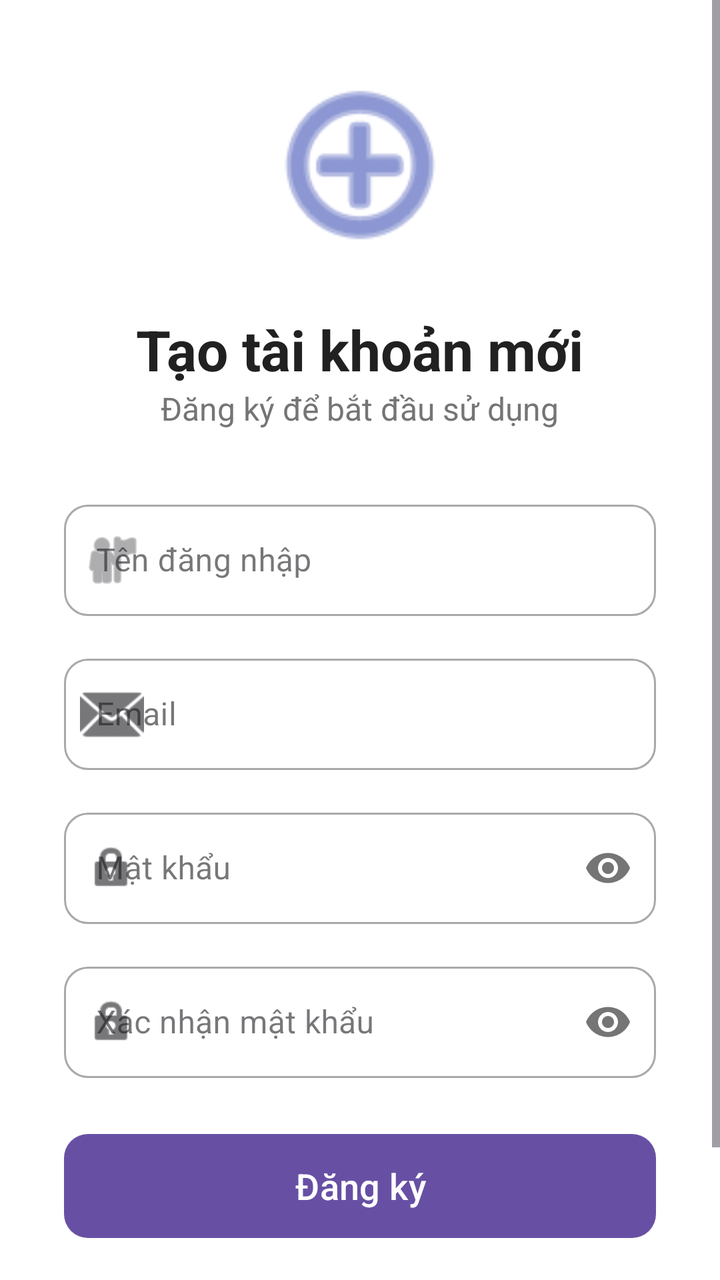
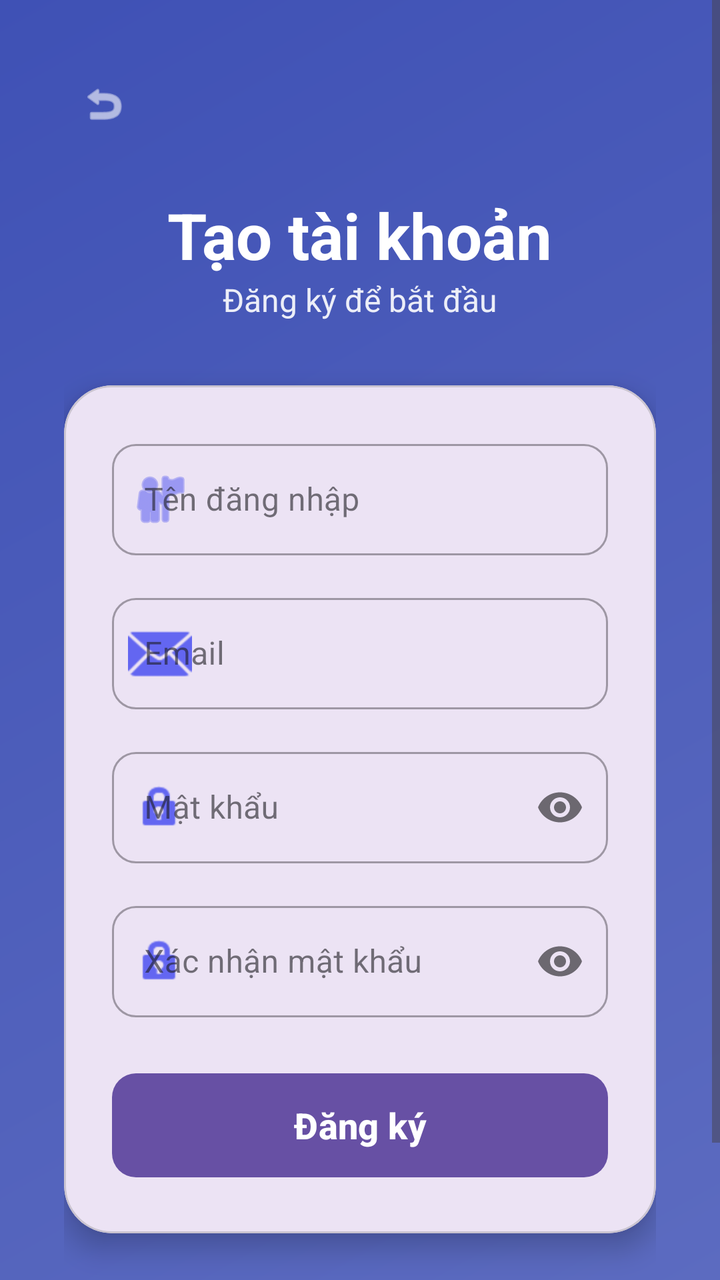

Two renders of the same Android screen: before a commit and after it. Below are the layout's source before the change and the commit's diff.
<!-- AndroidManifest.xml: application theme Theme.BTL -->
<!-- res/layout/activity_register.xml -->
<?xml version="1.0" encoding="utf-8"?>
<ScrollView xmlns:android="http://schemas.android.com/apk/res/android"
    xmlns:app="http://schemas.android.com/apk/res-auto"
    android:layout_width="match_parent"
    android:layout_height="match_parent"
    android:background="#FFFFFF"
    android:fillViewport="true">

    <LinearLayout
        android:layout_width="match_parent"
        android:layout_height="wrap_content"
        android:gravity="center"
        android:orientation="vertical"
        android:padding="32dp">

        <ImageView
            android:layout_width="100dp"
            android:layout_height="100dp"
            android:layout_marginBottom="24dp"
            android:src="@android:drawable/ic_menu_add"
            app:tint="#3F51B5" />

        <TextView
            android:layout_width="wrap_content"
            android:layout_height="wrap_content"
            android:text="Tạo tài khoản mới"
            android:textColor="#212121"
            android:textSize="28sp"
            android:textStyle="bold" />

        <TextView
            android:layout_width="wrap_content"
            android:layout_height="wrap_content"
            android:layout_marginBottom="32dp"
            android:text="Đăng ký để bắt đầu sử dụng"
            android:textColor="#757575"
            android:textSize="16sp" />

        <com.google.android.material.textfield.TextInputLayout
            style="@style/Widget.MaterialComponents.TextInputLayout.OutlinedBox"
            android:layout_width="match_parent"
            android:layout_height="wrap_content"
            android:layout_marginBottom="16dp"
            android:hint="Tên đăng nhập"
            app:boxCornerRadiusBottomEnd="12dp"
            app:boxCornerRadiusBottomStart="12dp"
            app:boxCornerRadiusTopEnd="12dp"
            app:boxCornerRadiusTopStart="12dp"
            app:startIconDrawable="@android:drawable/ic_menu_myplaces">

            <com.google.android.material.textfield.TextInputEditText
                android:id="@+id/etRegUsername"
                android:layout_width="match_parent"
                android:layout_height="wrap_content"
                android:inputType="text" />
        </com.google.android.material.textfield.TextInputLayout>

        <com.google.android.material.textfield.TextInputLayout
            style="@style/Widget.MaterialComponents.TextInputLayout.OutlinedBox"
            android:layout_width="match_parent"
            android:layout_height="wrap_content"
            android:layout_marginBottom="16dp"
            android:hint="Email"
            app:boxCornerRadiusBottomEnd="12dp"
            app:boxCornerRadiusBottomStart="12dp"
            app:boxCornerRadiusTopEnd="12dp"
            app:boxCornerRadiusTopStart="12dp"
            app:startIconDrawable="@android:drawable/ic_dialog_email">

            <com.google.android.material.textfield.TextInputEditText
                android:id="@+id/etRegEmail"
                android:layout_width="match_parent"
                android:layout_height="wrap_content"
                android:inputType="textEmailAddress" />
        </com.google.android.material.textfield.TextInputLayout>

        <com.google.android.material.textfield.TextInputLayout
            style="@style/Widget.MaterialComponents.TextInputLayout.OutlinedBox"
            android:layout_width="match_parent"
            android:layout_height="wrap_content"
            android:layout_marginBottom="16dp"
            android:hint="Mật khẩu"
            app:boxCornerRadiusBottomEnd="12dp"
            app:boxCornerRadiusBottomStart="12dp"
            app:boxCornerRadiusTopEnd="12dp"
            app:boxCornerRadiusTopStart="12dp"
            app:passwordToggleEnabled="true"
            app:startIconDrawable="@android:drawable/ic_lock_idle_lock">

            <com.google.android.material.textfield.TextInputEditText
                android:id="@+id/etRegPassword"
                android:layout_width="match_parent"
                android:layout_height="wrap_content"
                android:inputType="textPassword" />
        </com.google.android.material.textfield.TextInputLayout>

        <com.google.android.material.textfield.TextInputLayout
            style="@style/Widget.MaterialComponents.TextInputLayout.OutlinedBox"
            android:layout_width="match_parent"
            android:layout_height="wrap_content"
            android:layout_marginBottom="24dp"
            android:hint="Xác nhận mật khẩu"
            app:boxCornerRadiusBottomEnd="12dp"
            app:boxCornerRadiusBottomStart="12dp"
            app:boxCornerRadiusTopEnd="12dp"
            app:boxCornerRadiusTopStart="12dp"
            app:passwordToggleEnabled="true"
            app:startIconDrawable="@android:drawable/ic_lock_idle_lock">

            <com.google.android.material.textfield.TextInputEditText
                android:id="@+id/etRegConfirmPassword"
                android:layout_width="match_parent"
                android:layout_height="wrap_content"
                android:inputType="textPassword" />
        </com.google.android.material.textfield.TextInputLayout>

        <com.google.android.material.button.MaterialButton
            android:id="@+id/btnRegister"
            android:layout_width="match_parent"
            android:layout_height="60dp"
            android:text="Đăng ký"
            android:textAllCaps="false"
            android:textSize="18sp"
            app:cornerRadius="12dp" />

        <TextView
            android:id="@+id/tvBackToLogin"
            android:layout_width="wrap_content"
            android:layout_height="wrap_content"
            android:layout_marginTop="24dp"
            android:padding="8dp"
            android:text="Đã có tài khoản? Đăng nhập"
            android:textColor="#3F51B5"
            android:textSize="14sp"
            android:textStyle="bold" />

    </LinearLayout>
</ScrollView>
<!-- resources referenced by this layout -->
<resources>
  <style name="Theme.BTL" parent="Base.Theme.BTL" />
  <style name="Base.Theme.BTL" parent="Theme.Material3.DayNight.NoActionBar">
          
          
      </style>
</resources>

<!-- the commit's change to res/layout/activity_register.xml (unified diff, before → after) -->
@@ -3,7 +3,7 @@
     xmlns:app="http://schemas.android.com/apk/res-auto"
     android:layout_width="match_parent"
     android:layout_height="match_parent"
-    android:background="#FFFFFF"
+    android:background="@drawable/gradient_background"
     android:fillViewport="true">
 
     <LinearLayout
@@ -13,125 +13,158 @@
         android:orientation="vertical"
         android:padding="32dp">
 
-        <ImageView
-            android:layout_width="100dp"
-            android:layout_height="100dp"
+        
+        <LinearLayout
+            android:layout_width="match_parent"
+            android:layout_height="wrap_content"
             android:layout_marginBottom="24dp"
-            android:src="@android:drawable/ic_menu_add"
-            app:tint="#3F51B5" />
+            android:gravity="start">
 
+            <ImageView
+                android:id="@+id/ivBackToLogin"
+                android:layout_width="40dp"
+                android:layout_height="40dp"
+                android:background="?attr/selectableItemBackgroundBorderless"
+                android:padding="8dp"
+                android:src="@android:drawable/ic_menu_revert"
+                app:tint="@android:color/white" />
+        </LinearLayout>
+
+        
         <TextView
             android:layout_width="wrap_content"
             android:layout_height="wrap_content"
-            android:text="Tạo tài khoản mới"
-            android:textColor="#212121"
-            android:textSize="28sp"
+            android:text="Tạo tài khoản"
+            android:textColor="@android:color/white"
+            android:textSize="32sp"
             android:textStyle="bold" />
 
         <TextView
             android:layout_width="wrap_content"
             android:layout_height="wrap_content"
             android:layout_marginBottom="32dp"
-            android:text="Đăng ký để bắt đầu sử dụng"
-            android:textColor="#757575"
+            android:text="Đăng ký để bắt đầu"
+            android:textColor="@android:color/white"
+            android:alpha="0.9"
             android:textSize="16sp" />
 
-        <com.google.android.material.textfield.TextInputLayout
-            style="@style/Widget.MaterialComponents.TextInputLayout.OutlinedBox"
+        
+        <com.google.android.material.card.MaterialCardView
             android:layout_width="match_parent"
             android:layout_height="wrap_content"
-            android:layout_marginBottom="16dp"
-            android:hint="Tên đăng nhập"
-            app:boxCornerRadiusBottomEnd="12dp"
-            app:boxCornerRadiusBottomStart="12dp"
-            app:boxCornerRadiusTopEnd="12dp"
-            app:boxCornerRadiusTopStart="12dp"
-            app:startIconDrawable="@android:drawable/ic_menu_myplaces">
+            app:cardCornerRadius="24dp"
+            app:cardElevation="8dp">
 
-            <com.google.android.material.textfield.TextInputEditText
-                android:id="@+id/etRegUsername"
+            <LinearLayout
                 android:layout_width="match_parent"
                 android:layout_height="wrap_content"
-                android:inputType="text" />
-        </com.google.android.material.textfield.TextInputLayout>
+                android:orientation="vertical"
+                android:padding="24dp">
 
-        <com.google.android.material.textfield.TextInputLayout
-            style="@style/Widget.MaterialComponents.TextInputLayout.OutlinedBox"
-            android:layout_width="match_parent"
-            android:layout_height="wrap_content"
-            android:layout_marginBottom="16dp"
-            android:hint="Email"
-            app:boxCornerRadiusBottomEnd="12dp"
-            app:boxCornerRadiusBottomStart="12dp"
-            app:boxCornerRadiusTopEnd="12dp"
-            app:boxCornerRadiusTopStart="12dp"
-            app:startIconDrawable="@android:drawable/ic_dialog_email">
+                <com.google.android.material.textfield.TextInputLayout
+                    style="@style/Widget.MaterialComponents.TextInputLayout.OutlinedBox"
+                    android:layout_width="match_parent"
+                    android:layout_height="wrap_content"
+                    android:layout_marginBottom="16dp"
+                    android:hint="Tên đăng nhập"
+                    app:boxCornerRadiusBottomEnd="12dp"
+                    app:boxCornerRadiusBottomStart="12dp"
+                    app:boxCornerRadiusTopEnd="12dp"
+                    app:boxCornerRadiusTopStart="12dp"
+                    app:startIconDrawable="@android:drawable/ic_menu_myplaces"
+                    app:startIconTint="@color/primary">
 
-            <com.google.android.material.textfield.TextInputEditText
-                android:id="@+id/etRegEmail"
-                android:layout_width="match_parent"
-                android:layout_height="wrap_content"
-                android:inputType="textEmailAddress" />
-        </com.google.android.material.textfield.TextInputLayout>
+                    <com.google.android.material.textfield.TextInputEditText
+                        android:id="@+id/etRegUsername"
+                        android:layout_width="match_parent"
+                        android:layout_height="wrap_content"
+                        android:inputType="text" />
+                </com.google.android.material.textfield.TextInputLayout>
 
-        <com.google.android.material.textfield.TextInputLayout
-            style="@style/Widget.MaterialComponents.TextInputLayout.OutlinedBox"
-            android:layout_width="match_parent"
-            android:layout_height="wrap_content"
-            android:layout_marginBottom="16dp"
-            android:hint="Mật khẩu"
-            app:boxCornerRadiusBottomEnd="12dp"
-            app:boxCornerRadiusBottomStart="12dp"
-            app:boxCornerRadiusTopEnd="12dp"
-            app:boxCornerRadiusTopStart="12dp"
-            app:passwordToggleEnabled="true"
-            app:startIconDrawable="@android:drawable/ic_lock_idle_lock">
+                <com.google.android.material.textfield.TextInputLayout
+                    style="@style/Widget.MaterialComponents.TextInputLayout.OutlinedBox"
+                    android:layout_width="match_parent"
+                    android:layout_height="wrap_content"
+                    android:layout_marginBottom="16dp"
+                    android:hint="Email"
+                    app:boxCornerRadiusBottomEnd="12dp"
+                    app:boxCornerRadiusBottomStart="12dp"
+                    app:boxCornerRadiusTopEnd="12dp"
+                    app:boxCornerRadiusTopStart="12dp"
+                    app:startIconDrawable="@android:drawable/ic_dialog_email"
+                    app:startIconTint="@color/primary">
 
-            <com.google.android.material.textfield.TextInputEditText
-                android:id="@+id/etRegPassword"
-                android:layout_width="match_parent"
-                android:layout_height="wrap_content"
-                android:inputType="textPassword" />
-        </com.google.android.material.textfield.TextInputLayout>
+                    <com.google.android.material.textfield.TextInputEditText
+                        android:id="@+id/etRegEmail"
+                        android:layout_width="match_parent"
+                        android:layout_height="wrap_content"
+                        android:inputType="textEmailAddress" />
+                </com.google.android.material.textfield.TextInputLayout>
 
-        <com.google.android.material.textfield.TextInputLayout
-            style="@style/Widget.MaterialComponents.TextInputLayout.OutlinedBox"
-            android:layout_width="match_parent"
-            android:layout_height="wrap_content"
-            android:layout_marginBottom="24dp"
-            android:hint="Xác nhận mật khẩu"
-            app:boxCornerRadiusBottomEnd="12dp"
-            app:boxCornerRadiusBottomStart="12dp"
-            app:boxCornerRadiusTopEnd="12dp"
-            app:boxCornerRadiusTopStart="12dp"
-            app:passwordToggleEnabled="true"
-            app:startIconDrawable="@android:drawable/ic_lock_idle_lock">
+                <com.google.android.material.textfield.TextInputLayout
+                    style="@style/Widget.MaterialComponents.TextInputLayout.OutlinedBox"
+                    android:layout_width="match_parent"
+                    android:layout_height="wrap_content"
+                    android:layout_marginBottom="16dp"
+                    android:hint="Mật khẩu"
+                    app:boxCornerRadiusBottomEnd="12dp"
+                    app:boxCornerRadiusBottomStart="12dp"
+                    app:boxCornerRadiusTopEnd="12dp"
+                    app:boxCornerRadiusTopStart="12dp"
+                    app:passwordToggleEnabled="true"
+                    app:startIconDrawable="@android:drawable/ic_lock_idle_lock"
+                    app:startIconTint="@color/primary">
 
-            <com.google.android.material.textfield.TextInputEditText
-                android:id="@+id/etRegConfirmPassword"
-                android:layout_width="match_parent"
-                android:layout_height="wrap_content"
-                android:inputType="textPassword" />
-        </com.google.android.material.textfield.TextInputLayout>
+                    <com.google.android.material.textfield.TextInputEditText
+                        android:id="@+id/etRegPassword"
+                        android:layout_width="match_parent"
+                        android:layout_height="wrap_content"
+                        android:inputType="textPassword" />
+                </com.google.android.material.textfield.TextInputLayout>
 
-        <com.google.android.material.button.MaterialButton
-            android:id="@+id/btnRegister"
-            android:layout_width="match_parent"
-            android:layout_height="60dp"
-            android:text="Đăng ký"
-            android:textAllCaps="false"
-            android:textSize="18sp"
-            app:cornerRadius="12dp" />
+                <com.google.android.material.textfield.TextInputLayout
+                    style="@style/Widget.MaterialComponents.TextInputLayout.OutlinedBox"
+                    android:layout_width="match_parent"
+                    android:layout_height="wrap_content"
+                    android:layout_marginBottom="24dp"
+                    android:hint="Xác nhận mật khẩu"
+                    app:boxCornerRadiusBottomEnd="12dp"
+                    app:boxCornerRadiusBottomStart="12dp"
+                    app:boxCornerRadiusTopEnd="12dp"
+                    app:boxCornerRadiusTopStart="12dp"
+                    app:passwordToggleEnabled="true"
+                    app:startIconDrawable="@android:drawable/ic_lock_idle_lock"
+                    app:startIconTint="@color/primary">
+
+                    <com.google.android.material.textfield.TextInputEditText
+                        android:id="@+id/etRegConfirmPassword"
+                        android:layout_width="match_parent"
+                        android:layout_height="wrap_content"
+                        android:inputType="textPassword" />
+                </com.google.android.material.textfield.TextInputLayout>
+
+                <com.google.android.material.button.MaterialButton
+                    android:id="@+id/btnRegister"
+                    android:layout_width="match_parent"
+                    android:layout_height="60dp"
+                    android:text="Đăng ký"
+                    android:textAllCaps="false"
+                    android:textSize="18sp"
+                    android:textStyle="bold"
+                    app:cornerRadius="12dp" />
+
+            </LinearLayout>
+        </com.google.android.material.card.MaterialCardView>
 
         <TextView
             android:id="@+id/tvBackToLogin"
             android:layout_width="wrap_content"
             android:layout_height="wrap_content"
             android:layout_marginTop="24dp"
-            android:padding="8dp"
+            android:padding="12dp"
             android:text="Đã có tài khoản? Đăng nhập"
-            android:textColor="#3F51B5"
-            android:textSize="14sp"
+            android:textColor="@android:color/white"
+            android:textSize="15sp"
             android:textStyle="bold" />
 
     </LinearLayout>
<!-- resource entries referenced after the edit -->
@@ -1,5 +1,15 @@
 <!-- resources referenced by this layout -->
 <resources>
+  <color name="primary">#6366F1</color>
+  <!-- drawable gradient_background (drawable) -->
+  <?xml version="1.0" encoding="utf-8"?>
+  <shape xmlns:android="http://schemas.android.com/apk/res/android">
+      <gradient
+          android:angle="135"
+          android:endColor="#3F51B5"
+          android:startColor="#5C6BC0"
+          android:type="linear" />
+  </shape>
   <style name="Theme.BTL" parent="Base.Theme.BTL" />
   <style name="Base.Theme.BTL" parent="Theme.Material3.DayNight.NoActionBar">
           
